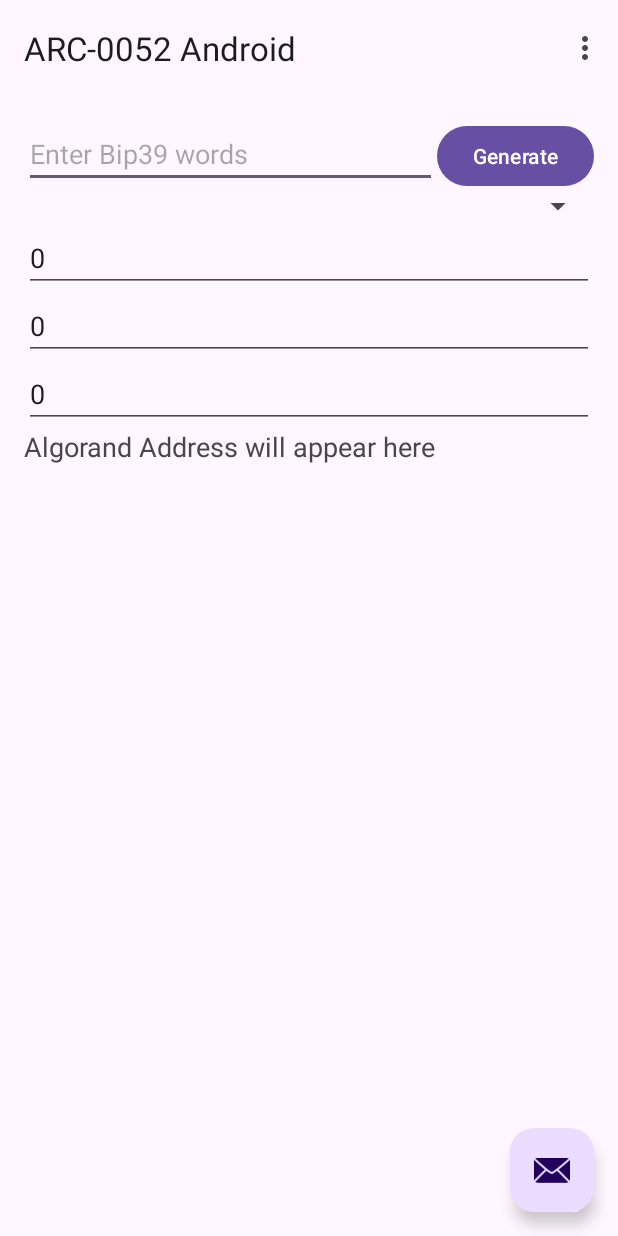
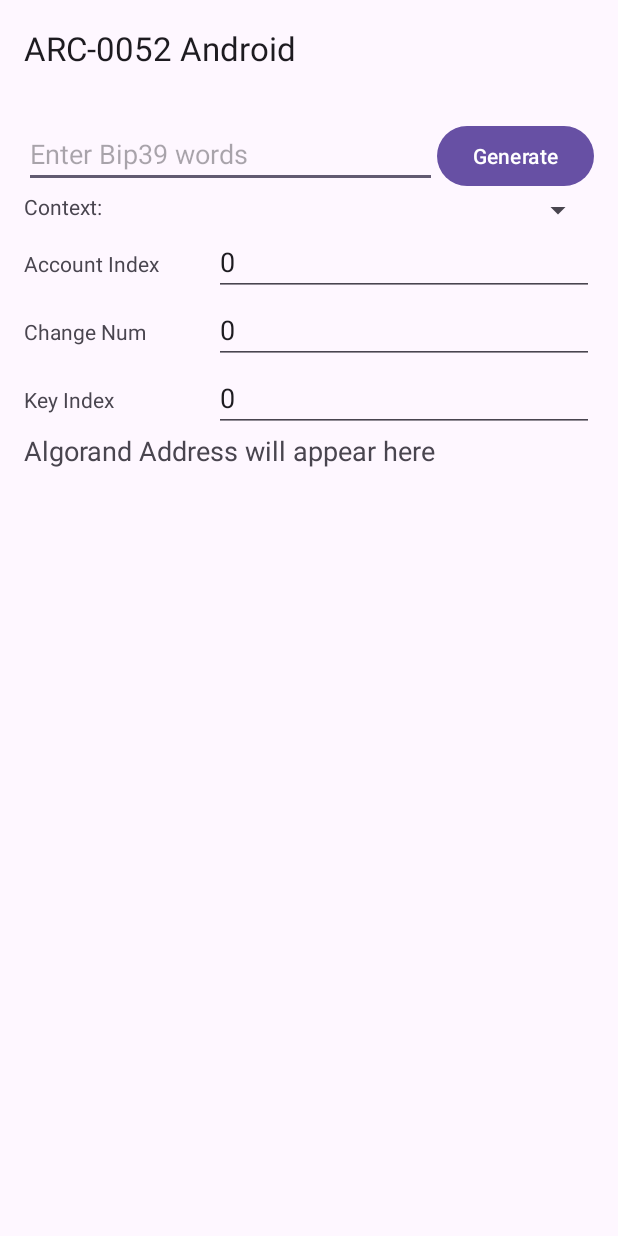
Before and after one commit to algorandfoundation/arc52-android-wallet, an Android app: the screen it shows after launch (MainActivity), on a phone screen of 412 x 824 dp. Run offline under Robolectric (Android 15) with nearby library versions, the phone set to English and light mode, and no system bars; our stand-ins replace navigation-ui; libraries missing offline, so code that uses them is left out: cash.z.ecc, com.algorand.algosdk, org.bouncycastle.jce; 5 statements that could not run were skipped.

Commit message:
clean up

```diff
--- a/app/src/main/java/com/algorandfoundation/arc52_android_wallet/MainActivity.kt
+++ b/app/src/main/java/com/algorandfoundation/arc52_android_wallet/MainActivity.kt
@@ -1,18 +1,14 @@
 package com.algorandfoundation.arc52_android_wallet
 
 import android.os.Bundle
-import com.google.android.material.snackbar.Snackbar
 import androidx.appcompat.app.AppCompatActivity
 import androidx.navigation.findNavController
 import androidx.navigation.ui.AppBarConfiguration
 import androidx.navigation.ui.navigateUp
 import androidx.navigation.ui.setupActionBarWithNavController
-import android.view.Menu
-import android.view.MenuItem
 import com.algorandfoundation.arc52_android_wallet.databinding.ActivityMainBinding
+import java.security.Security.*
 import org.bouncycastle.jce.provider.BouncyCastleProvider
-import java.security.Security
-import java.security.Security.*
 
 class MainActivity : AppCompatActivity() {
 
@@ -23,8 +19,8 @@ class MainActivity : AppCompatActivity() {
         super.onCreate(savedInstanceState)
 
         // We need to
-        removeProvider("BC");
-        insertProviderAt(BouncyCastleProvider(), 0);
+        removeProvider("BC")
+        insertProviderAt(BouncyCastleProvider(), 0)
 
         binding = ActivityMainBinding.inflate(layoutInflater)
         setContentView(binding.root)
@@ -34,32 +30,10 @@ class MainActivity : AppCompatActivity() {
         val navController = findNavController(R.id.nav_host_fragment_content_main)
         appBarConfiguration = AppBarConfiguration(navController.graph)
         setupActionBarWithNavController(navController, appBarConfiguration)
-
-        binding.fab.setOnClickListener { view ->
-            Snackbar.make(view, "Replace with your own action", Snackbar.LENGTH_LONG)
-                .setAction("Action", null).show()
-        }
-    }
-
-    override fun onCreateOptionsMenu(menu: Menu): Boolean {
-        // Inflate the menu; this adds items to the action bar if it is present.
-        menuInflater.inflate(R.menu.menu_main, menu)
-        return true
-    }
-
-    override fun onOptionsItemSelected(item: MenuItem): Boolean {
-        // Handle action bar item clicks here. The action bar will
-        // automatically handle clicks on the Home/Up button, so long
-        // as you specify a parent activity in AndroidManifest.xml.
-        return when (item.itemId) {
-            R.id.action_settings -> true
-            else -> super.onOptionsItemSelected(item)
-        }
     }
 
     override fun onSupportNavigateUp(): Boolean {
         val navController = findNavController(R.id.nav_host_fragment_content_main)
-        return navController.navigateUp(appBarConfiguration)
-                || super.onSupportNavigateUp()
+        return navController.navigateUp(appBarConfiguration) || super.onSupportNavigateUp()
     }
 }
--- a/app/src/main/res/layout/activity_main.xml
+++ b/app/src/main/res/layout/activity_main.xml
@@ -21,13 +21,4 @@
 
     <include layout="@layout/content_main" />
 
-    <com.google.android.material.floatingactionbutton.FloatingActionButton
-        android:id="@+id/fab"
-        android:layout_width="wrap_content"
-        android:layout_height="wrap_content"
-        android:layout_gravity="bottom|end"
-        android:layout_marginEnd="@dimen/fab_margin"
-        android:layout_marginBottom="16dp"
-        app:srcCompat="@android:drawable/ic_dialog_email" />
-
 </androidx.coordinatorlayout.widget.CoordinatorLayout>
--- a/app/src/main/res/layout/wallet.xml
+++ b/app/src/main/res/layout/wallet.xml
@@ -11,67 +11,116 @@
         android:layout_height="match_parent"
         android:padding="16dp">
 
+        <LinearLayout
+            android:id="@+id/generateLayout"
+            android:layout_width="match_parent"
+            android:layout_height="wrap_content"
+            android:orientation="horizontal"
+            app:layout_constraintTop_toTopOf="parent">
+
             <EditText
                 android:id="@+id/bip39WordsEditText"
                 android:layout_width="0dp"
                 android:layout_height="wrap_content"
+                android:layout_weight="1"
                 android:hint="Enter Bip39 words"
-            android:inputType="text"
-            app:layout_constraintEnd_toStartOf="@+id/generateButton"
-            app:layout_constraintStart_toStartOf="parent"
-            app:layout_constraintTop_toTopOf="parent" />
+                android:inputType="text" />
 
             <Button
                 android:id="@+id/generateButton"
                 android:layout_width="wrap_content"
                 android:layout_height="wrap_content"
-            android:text="Generate"
-            app:layout_constraintEnd_toEndOf="parent"
-            app:layout_constraintTop_toTopOf="parent" />
+                android:text="Generate" />
+        </LinearLayout>
+
+        <LinearLayout
+            android:id="@+id/keyContextLayout"
+            android:layout_width="match_parent"
+            android:layout_height="wrap_content"
+            android:orientation="horizontal"
+            app:layout_constraintTop_toBottomOf="@id/generateLayout">
+
+            <TextView
+                android:layout_width="0dp"
+                android:layout_height="wrap_content"
+                android:layout_weight="1"
+                android:text="Context:" />
 
             <Spinner
                 android:id="@+id/keyContextSpinner"
                 android:layout_width="0dp"
                 android:layout_height="wrap_content"
-            app:layout_constraintEnd_toEndOf="parent"
-            app:layout_constraintStart_toStartOf="parent"
-            app:layout_constraintTop_toBottomOf="@+id/bip39WordsEditText" />
+                android:layout_weight="2" />
+        </LinearLayout>
+
+        <LinearLayout
+            android:id="@+id/accountNumberLayout"
+            android:layout_width="match_parent"
+            android:layout_height="wrap_content"
+            android:orientation="horizontal"
+            app:layout_constraintTop_toBottomOf="@+id/keyContextLayout">
+
+            <TextView
+                android:layout_width="0dp"
+                android:layout_height="wrap_content"
+                android:layout_weight="1"
+                android:text="Account Index" />
 
             <EditText
                 android:id="@+id/accountNumberEditText"
                 android:layout_width="0dp"
                 android:layout_height="wrap_content"
-            android:hint="Account Number"
+                android:layout_weight="2"
                 android:inputType="number"
                 android:text="0"
-            android:maxLength="10"
-            app:layout_constraintEnd_toEndOf="parent"
-            app:layout_constraintStart_toStartOf="parent"
-            app:layout_constraintTop_toBottomOf="@+id/keyContextSpinner" />
+                android:maxLength="10" />
+        </LinearLayout>
+
+        <LinearLayout
+            android:id="@+id/changeNumberLayout"
+            android:layout_width="match_parent"
+            android:layout_height="wrap_content"
+            android:orientation="horizontal"
+            app:layout_constraintTop_toBottomOf="@+id/accountNumberLayout">
+
+            <TextView
+                android:layout_width="0dp"
+                android:layout_height="wrap_content"
+                android:layout_weight="1"
+                android:text="Change Num" />
 
             <EditText
                 android:id="@+id/changeNumberEditText"
                 android:layout_width="0dp"
                 android:layout_height="wrap_content"
-            android:hint="Change Number"
+                android:layout_weight="2"
                 android:inputType="number"
                 android:text="0"
-            android:maxLength="10"
-            app:layout_constraintEnd_toEndOf="parent"
-            app:layout_constraintStart_toStartOf="parent"
-            app:layout_constraintTop_toBottomOf="@+id/accountNumberEditText" />
+                android:maxLength="10" />
+        </LinearLayout>
+
+        <LinearLayout
+            android:id="@+id/keyindexNumberLayout"
+            android:layout_width="match_parent"
+            android:layout_height="wrap_content"
+            android:orientation="horizontal"
+            app:layout_constraintTop_toBottomOf="@+id/changeNumberLayout">
+
+            <TextView
+                android:layout_width="0dp"
+                android:layout_height="wrap_content"
+                android:layout_weight="1"
+                android:text="Key Index" />
 
             <EditText
                 android:id="@+id/keyindexNumberEditText"
                 android:layout_width="0dp"
                 android:layout_height="wrap_content"
-            android:hint="keyindex Number"
+                android:layout_weight="2"
                 android:inputType="number"
                 android:text="0"
-            android:maxLength="10"
-            app:layout_constraintEnd_toEndOf="parent"
-            app:layout_constraintStart_toStartOf="parent"
-            app:layout_constraintTop_toBottomOf="@+id/changeNumberEditText" />
+                android:maxLength="10" />
+        </LinearLayout>
 
         <TextView
             android:id="@+id/algorandAddressTextView"
@@ -82,6 +131,6 @@
             android:textSize="18sp"
             app:layout_constraintEnd_toEndOf="parent"
             app:layout_constraintStart_toStartOf="parent"
-            app:layout_constraintTop_toBottomOf="@+id/keyindexNumberEditText" />
+            app:layout_constraintTop_toBottomOf="@+id/keyindexNumberLayout" />
     </androidx.constraintlayout.widget.ConstraintLayout>
 </androidx.core.widget.NestedScrollView>
--- a/app/src/main/res/menu/menu_main.xml
+++ /dev/null
@@ -1,10 +0,0 @@
-<menu xmlns:android="http://schemas.android.com/apk/res/android"
-    xmlns:app="http://schemas.android.com/apk/res-auto"
-    xmlns:tools="http://schemas.android.com/tools"
-    tools:context="com.algorandfoundation.arc52_android_wallet.MainActivity">
-    <item
-        android:id="@+id/action_settings"
-        android:orderInCategory="100"
-        android:title="@string/action_settings"
-        app:showAsAction="never" />
-</menu>
```
Lines whose indentation alone changed are shown as unchanged.
